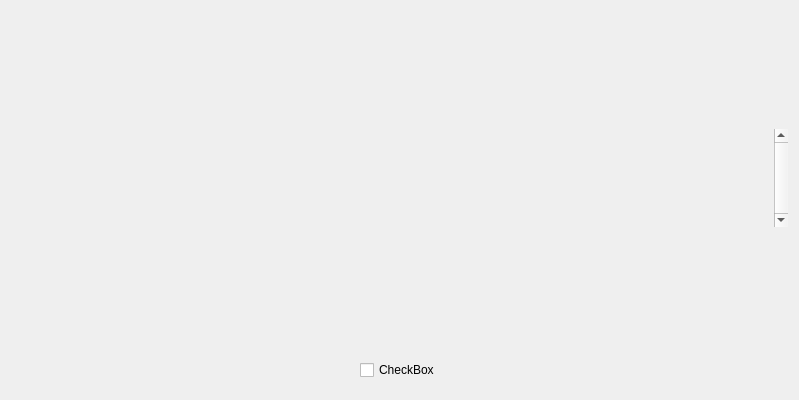
Above: src/modules/license/LicensePage.ui from calamares/calamares before the change. Below: the same form after it.
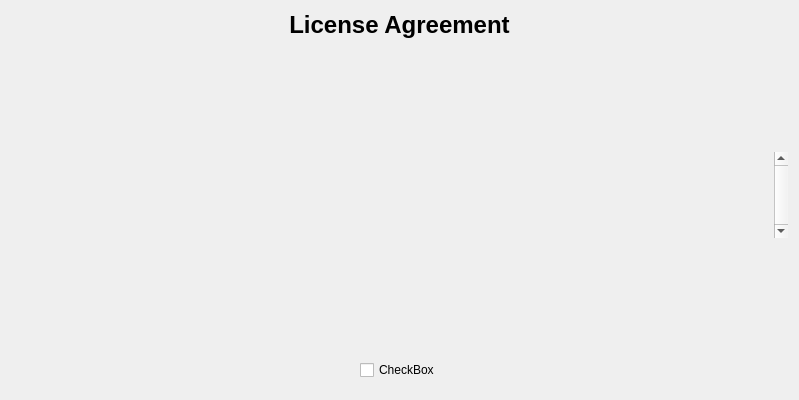
That is the form after the change.

Commit message:
[license] Reduce margins hugely
 - Move layouting code into the .ui file
 - Reduce margins hugely -- atop the title block, around the
   scroll area, etc -- so that more license is visible at once.

```diff
--- a/src/modules/license/LicensePage.ui
+++ b/src/modules/license/LicensePage.ui
@@ -16,6 +16,16 @@
   <layout class="QHBoxLayout" name="horizontalLayout">
    <item>
     <layout class="QVBoxLayout" name="verticalLayout" stretch="0,0,0,0,0,0,0">
+     <item>
+      <widget class="QLabel" name="titleLabel">
+       <property name="text">
+        <string>&lt;h1&gt;License Agreement&lt;/h1&gt;</string>
+       </property>
+       <property name="alignment">
+        <set>Qt::AlignCenter</set>
+       </property>
+      </widget>
+     </item>
      <item>
       <widget class="QLabel" name="mainText">
        <property name="sizePolicy">
@@ -30,6 +40,12 @@
        <property name="text">
         <string notr="true">&lt;Calamares license text&gt;</string>
        </property>
+       <property name="alignment">
+        <set>Qt::AlignCenter</set>
+       </property>
+       <property name="wordWrap">
+        <bool>true</bool>
+       </property>
       </widget>
      </item>
      <item>
@@ -71,7 +87,7 @@
           <x>0</x>
           <y>0</y>
           <width>765</width>
-          <height>86</height>
+          <height>81</height>
          </rect>
         </property>
         <layout class="QVBoxLayout" name="licenseEntriesLayout"/>
```
The commit also changes 1 other file.
